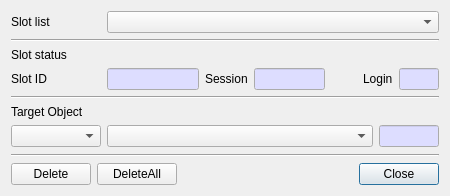
This is CryptokiMan/del_object_dlg.ui in jykim74/CryptokiMan as Qt 5 draws it before an edit. The edited form follows.
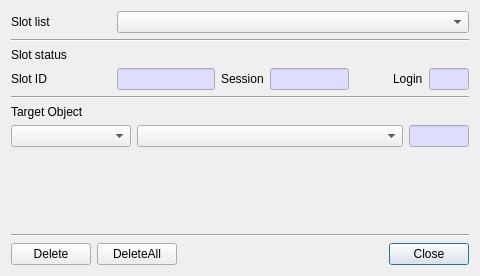
This is the edited form.

What changed in the file:
```diff
--- a/CryptokiMan/del_object_dlg.ui
+++ b/CryptokiMan/del_object_dlg.ui
@@ -6,8 +6,8 @@
    <rect>
     <x>0</x>
     <y>0</y>
-    <width>450</width>
-    <height>196</height>
+    <width>480</width>
+    <height>276</height>
    </rect>
   </property>
   <property name="windowTitle">
@@ -33,7 +33,7 @@
       <widget class="QLabel" name="label">
        <property name="minimumSize">
         <size>
-         <width>90</width>
+         <width>100</width>
          <height>0</height>
         </size>
        </property>
@@ -123,7 +123,7 @@
       <widget class="QLabel" name="label_3">
        <property name="minimumSize">
         <size>
-         <width>90</width>
+         <width>100</width>
          <height>0</height>
         </size>
        </property>
@@ -297,9 +297,15 @@
      </item>
      <item row="0" column="0">
       <widget class="QComboBox" name="mObjectTypeCombo">
+       <property name="minimumSize">
+        <size>
+         <width>100</width>
+         <height>0</height>
+        </size>
+       </property>
        <property name="maximumSize">
         <size>
-         <width>90</width>
+         <width>120</width>
          <height>16777215</height>
         </size>
        </property>
```
